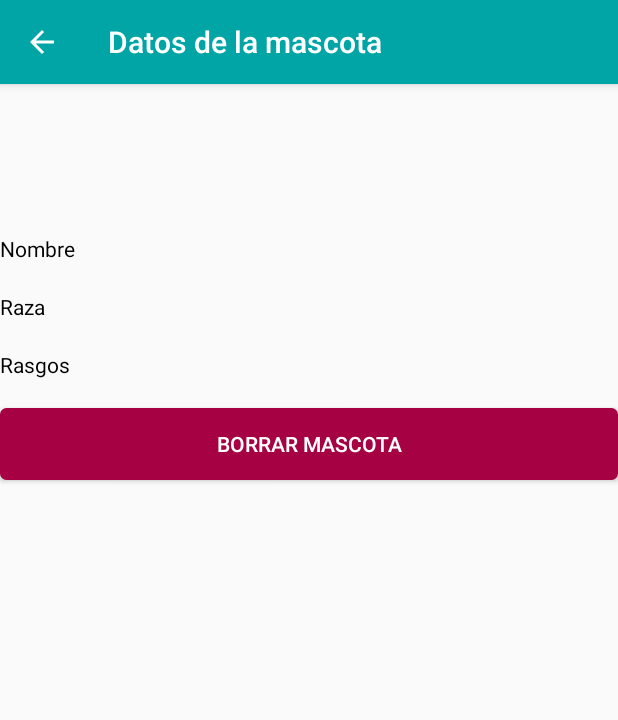
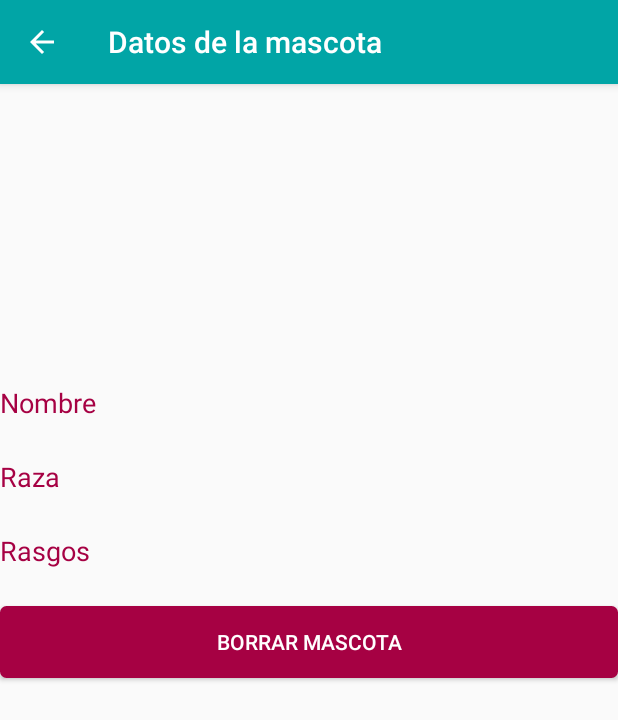
Before and after one commit to 2DAMUE/pfcjun18-404-team, an Android app: the InfoMascota screen opened directly, with no data from a screen before it, on a phone screen of 412 x 824 dp. Shown: the top 720 px of the screen. Run offline under Robolectric (Android 15) with nearby library versions, the light colour scheme and no system bars; our stand-ins replace Firebase (no records; nobody signed in at launch, a user with empty details on screens opened directly), Picasso; libraries missing offline, so code that uses them is left out: com.mikhaellopez.circularimageview; plain views replace CircularImageView; Roboto replaces fonts that are not available here; 3 statements that could not run were skipped.

Commit message:
Commit Borrado Mascota completo(Tambien se borran los marcadores vinculados a la mascota). Cambios de layouts menores.

```diff
--- a/app/src/main/java/com/team/a404/a404team/HomeActivities/MiMascotaPerdida/SelecionMascotaPerdidaFragment.java
+++ b/app/src/main/java/com/team/a404/a404team/HomeActivities/MiMascotaPerdida/SelecionMascotaPerdidaFragment.java
@@ -25,7 +25,7 @@ import com.google.firebase.database.FirebaseDatabase;
 import com.stepstone.stepper.BlockingStep;
 import com.stepstone.stepper.StepperLayout;
 import com.stepstone.stepper.VerificationError;
-import com.team.a404.a404team.Datos.AnuncioInformation;
+import com.team.a404.a404team.Datos.DatosMascota;
 import com.team.a404.a404team.R;
 
 import java.util.ArrayList;
@@ -36,7 +36,7 @@ public class SelecionMascotaPerdidaFragment extends Fragment implements Blocking
     private ListView listaMascotas;
     private FirebaseAuth firebaseAuth = FirebaseAuth.getInstance();
     private DatabaseReference DataRef;
-    private ArrayList<AnuncioInformation> informacionMascotas = new ArrayList<>();
+    private ArrayList<DatosMascota> informacionMascotas = new ArrayList<>();
     private ArrayList<String> nombreMascotas = new ArrayList<>();
     private ArrayList<String> id_mascota_perfil = new ArrayList<>();
     private EditText telf_contacto;
@@ -87,7 +87,7 @@ public class SelecionMascotaPerdidaFragment extends Fragment implements Blocking
         DataRef.addChildEventListener(new ChildEventListener() {
             @Override
             public void onChildAdded(DataSnapshot dataSnapshot, String s) {
-                AnuncioInformation pet = dataSnapshot.getValue(AnuncioInformation.class);
+                DatosMascota pet = dataSnapshot.getValue(DatosMascota.class);
                 id_mascota_perfil.add(dataSnapshot.getKey());
                 nombreMascotas.add(pet.getNombre());
                 informacionMascotas.add(pet);
--- a/app/src/main/res/layout/activity_info_mascota.xml
+++ b/app/src/main/res/layout/activity_info_mascota.xml
@@ -13,8 +13,8 @@
 
             <com.mikhaellopez.circularimageview.CircularImageView
                 android:id="@+id/imagen_mascota"
-                android:layout_width="100dp"
-                android:layout_height="100dp"
+                android:layout_width="200dp"
+                android:layout_height="200dp"
                 android:layout_gravity="center" />
 
             <TextView
@@ -22,37 +22,43 @@
                 android:layout_width="match_parent"
                 android:layout_height="wrap_content"
                 android:text="@string/username"
-                android:textColor="@color/colorNegro" />
+                android:textColor="@color/colorRojoRosaOscuro"
+                android:textSize="18sp" />
 
             <TextView
                 android:id="@+id/pet_name"
                 android:layout_width="match_parent"
-                android:layout_height="wrap_content" />
+                android:layout_height="wrap_content"
+                android:textSize="18sp"/>
 
             <TextView
                 android:id="@+id/textView5"
                 android:layout_width="match_parent"
                 android:layout_height="wrap_content"
                 android:text="@string/pet_race"
-                android:textColor="@color/colorNegro" />
+                android:textColor="@color/colorRojoRosaOscuro"
+                android:textSize="18sp" />
 
             <TextView
                 android:id="@+id/pet_race"
                 android:layout_width="match_parent"
-                android:layout_height="wrap_content" />
+                android:layout_height="wrap_content"
+                android:textSize="18sp"/>
 
             <TextView
                 android:id="@+id/textView7"
                 android:layout_width="match_parent"
                 android:layout_height="wrap_content"
                 android:text="@string/details"
-                android:textColor="@color/colorNegro" />
+                android:textColor="@color/colorRojoRosaOscuro"
+                android:textSize="18sp" />
 
             <TextView
                 android:id="@+id/pet_details"
                 android:layout_width="match_parent"
                 android:layout_height="wrap_content"
-                android:singleLine="false"/>
+                android:singleLine="false"
+                android:textSize="18sp"/>
 
             <Button
                 android:id="@+id/btn_borrar"
--- a/app/src/main/res/layout/activity_selecionar_mascota_perdida.xml
+++ b/app/src/main/res/layout/activity_selecionar_mascota_perdida.xml
@@ -18,7 +18,8 @@
             android:layout_gravity="top"
             android:ems="10"
             android:hint="@string/hint_phone"
-            android:inputType="textPersonName" />
+            android:inputType="textPersonName"
+            android:background="@color/colorBlanco"/>
         <LinearLayout
             android:id="@+id/contenido_ventana"
             android:layout_width="match_parent"
--- a/app/src/main/res/values/strings.xml
+++ b/app/src/main/res/values/strings.xml
@@ -51,8 +51,9 @@
     <string name="select_lost">Seleccione la mascota que se ha perdido</string>
     <string name="select_place">Toque el lugar donde desee crear el marcador</string>
     <string name="toast_pet_select">Seleccione una mascota</string>
-    <string name="toast_set_phone">Introduzca un número de teléfono válido</string>
+    <string name="toast_set_phone">El número de teléfono no es válido</string>
     <string name="toast_pet_deleted">Se ha borrado la mascota de la base de datos</string>
+    <string name="toast_marker_created">¡El marcador se ha creado con éxito!</string>
 
     <!-- Strings related to Settings -->
 
```
Also changed, not shown: app/src/main/java/com/team/a404/a404team/Datos/DatosMascota.java (renamed from app/src/main/java/com/team/a404/a404team/Datos/AnuncioInformation.java, +16 -3 lines), app/src/main/java/com/team/a404/a404team/HomeActivities/MapaFragment.java (+34 -50 lines), app/src/main/java/com/team/a404/a404team/HomeActivities/MascotasFragment.java (+10 -7 lines), app/src/main/java/com/team/a404/a404team/HomeActivities/MiMascotaPerdida/SelecionarUbicacionMapaFragment.java (+16 -9 lines), app/src/main/java/com/team/a404/a404team/HomeActivities/PerfilUsuario/InfoMascota.java (+15 -3 lines), 1 other file.
